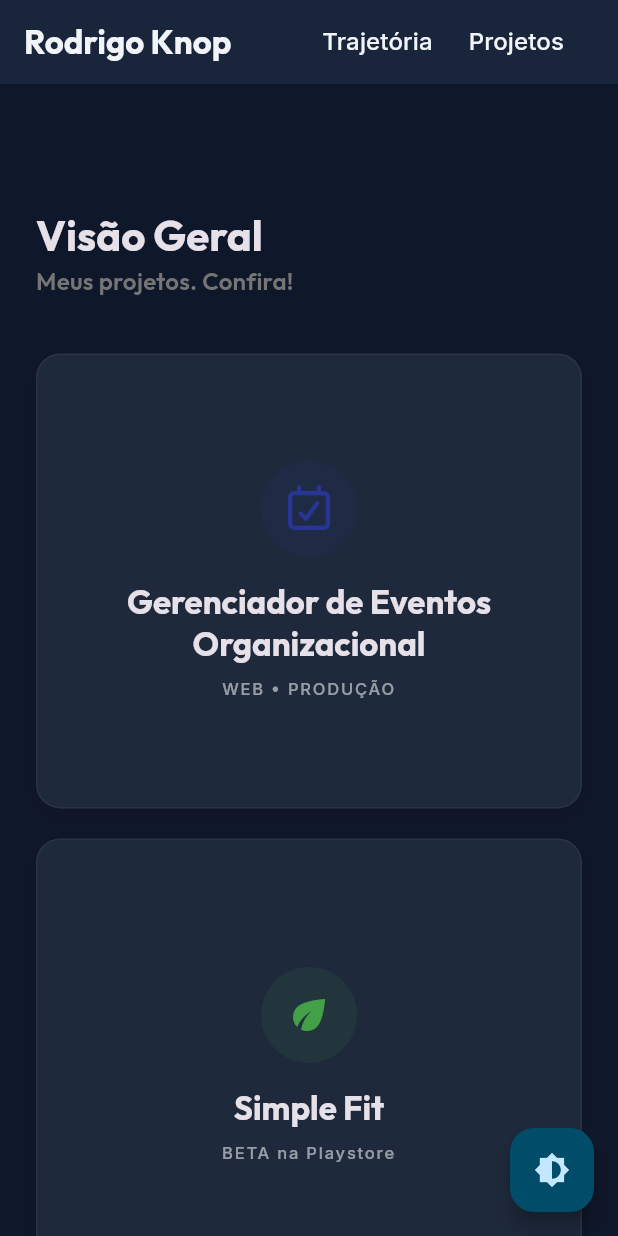
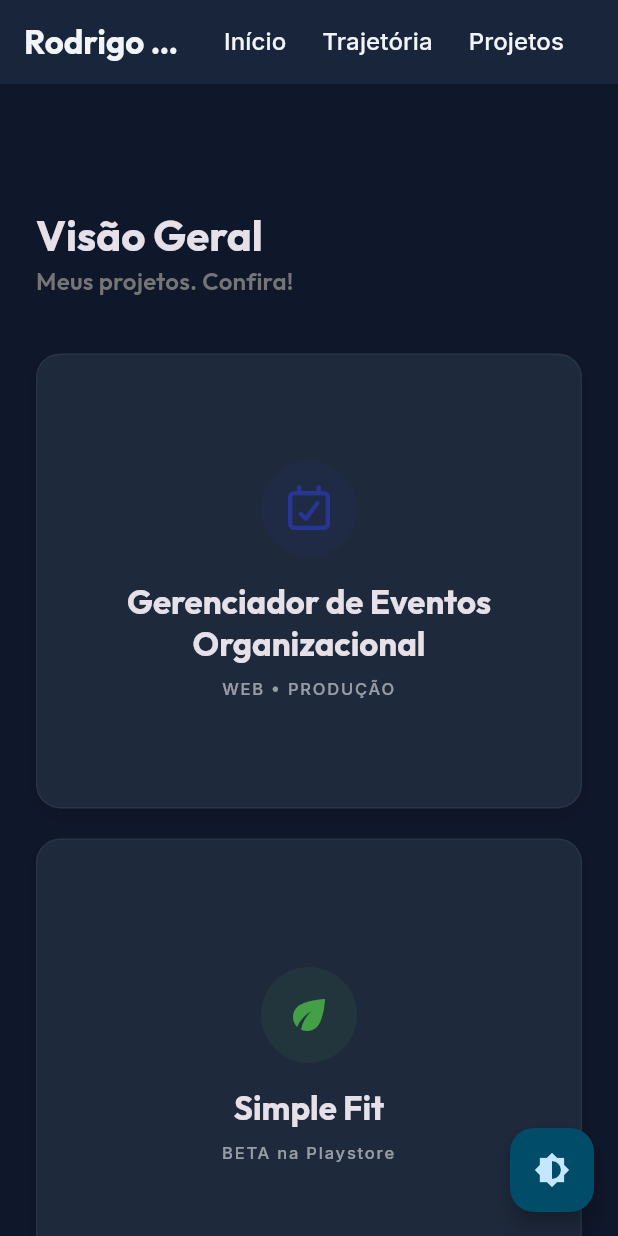
Before and after one commit to rodrigo-gh/portfolio, a Flutter app: the screen it shows after launch, after a tap on "Trajetória", after a tap on "Projetos", on a phone screen of 412 x 824 dp. Run offline on Flutter 3.47's test engine with Material 3 defaults, Android fonts, the phone set to English and light mode, and no system bars; our stand-ins replace flutter_animate, font_awesome_flutter, google_fonts, smooth_page_indicator.

Commit message:
UI: Changing profile image - Changing title - Text adjustments - Navigate to begin button - Changing favicon

```diff
--- a/lib/core/constants/strings.dart
+++ b/lib/core/constants/strings.dart
@@ -8,7 +8,11 @@ class AppStrings {
   static const String profileGitHubUrl = "https://github.com/rodrigo-gh";
   static const String profileLinkedInUrl = "https://linkedin.com/in/rodrigo-nogueira-knop";
 
+  // App Title
+  static const String appTitle = "Rodrigo Knop | Portfolio";
+
   // Navigation
+  static const String navBegin = "Início";
   static const String navTrajectory = "Trajetória";
   static const String navProjects = "Projetos";
 
--- a/lib/features/portfolio/pages/home_page.dart
+++ b/lib/features/portfolio/pages/home_page.dart
@@ -22,6 +22,7 @@ class _HomePageState extends State<HomePage> {
   final trajectoryKey = GlobalKey();
   final projectsKey = GlobalKey();
   final academicKey = GlobalKey();
+  final heroKey = GlobalKey();
 
   // Create a list of keys for each project
   late List<GlobalKey> projectKeys;
@@ -62,10 +63,11 @@ class _HomePageState extends State<HomePage> {
               header(
                 isDesktop,
                 context,
+                onNavBegin: () => _scrollTo(heroKey),
                 onNavTrajectory: () => _scrollTo(trajectoryKey),
                 onNavProjects: () => _scrollTo(projectsKey),
               ),
-              const HeroSection(),
+              HeroSection(key: heroKey),
               const SliverToBoxAdapter(child: SizedBox(height: 40)),
 
               // 2. TRAJECTORY SECTION
--- a/lib/features/portfolio/widgets/header.dart
+++ b/lib/features/portfolio/widgets/header.dart
@@ -5,6 +5,7 @@ import 'package:google_fonts/google_fonts.dart';
 Widget header(
   bool isDesktop,
   BuildContext context, {
+  required VoidCallback onNavBegin,
   required VoidCallback onNavTrajectory,
   required VoidCallback onNavProjects,
 }) {
@@ -23,6 +24,7 @@ Widget header(
     ),
     centerTitle: false,
     actions: [
+      _NavButton(label: AppStrings.navBegin, onTap: onNavBegin),
       _NavButton(label: AppStrings.navTrajectory, onTap: onNavTrajectory),
       _NavButton(label: AppStrings.navProjects, onTap: onNavProjects),
       const SizedBox(width: 24),
--- a/lib/features/portfolio/widgets/hero_section.dart
+++ b/lib/features/portfolio/widgets/hero_section.dart
@@ -105,7 +105,7 @@ class HeroSection extends StatelessWidget {
       child: CircleAvatar(
         radius: 180,
         backgroundColor: Theme.of(context).colorScheme.surface,
-        foregroundImage: const AssetImage('assets/images/profile_placeholder.png'),
+        foregroundImage: const AssetImage('assets/images/profile.png'),
       ),
     );
   }
--- a/lib/features/portfolio/widgets/trajectory_section.dart
+++ b/lib/features/portfolio/widgets/trajectory_section.dart
@@ -91,7 +91,7 @@ class _TrajectorySectionState extends State<TrajectorySection> {
             ),
             child: const CircleAvatar(
               radius: 50,
-              backgroundImage: AssetImage('assets/images/profile_placeholder.png'),
+              backgroundImage: AssetImage('assets/images/profile.png'),
             ),
           ),
           const SizedBox(height: 20),
--- a/lib/main.dart
+++ b/lib/main.dart
@@ -17,7 +17,7 @@ class MyPortfolioApp extends StatelessWidget {
       valueListenable: themeModeNotifier,
       builder: (context, currentMode, _) {
         return MaterialApp(
-          title: AppStrings.heroTitle,
+          title: AppStrings.appTitle,
           debugShowCheckedModeBanner: false,
           theme: lightTheme,
           darkTheme: darkTheme,
```
Also changed, not shown: 7 other files.
